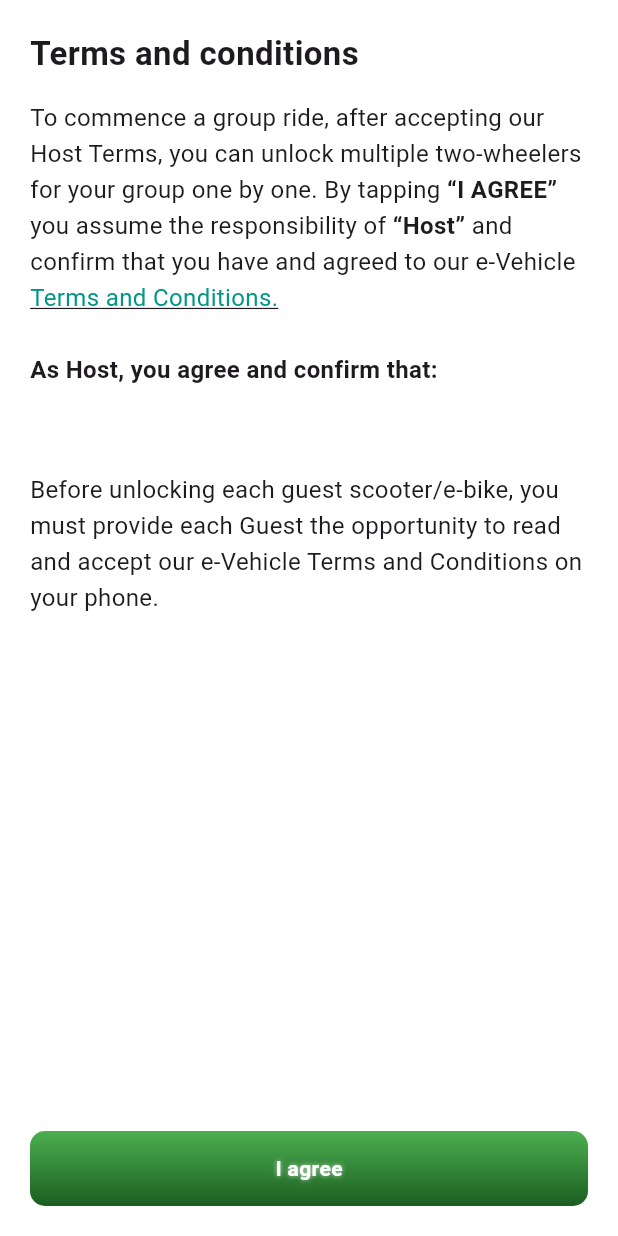
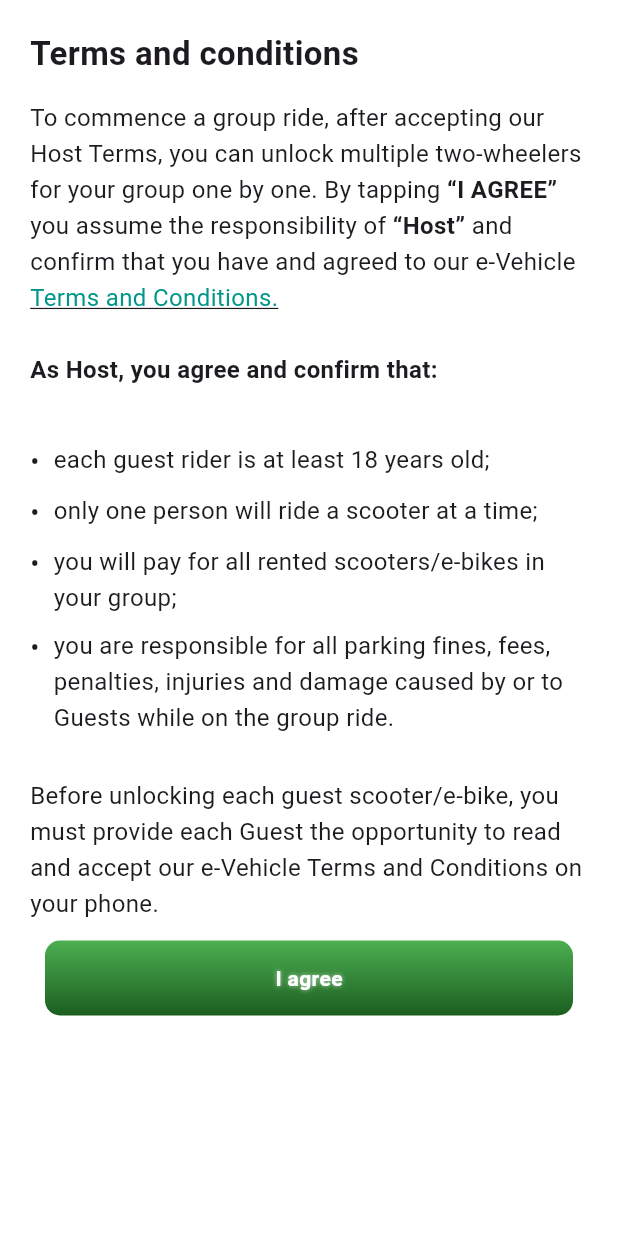
Before and after one commit to zulfiqaralihunzai05/islamic_app, a Flutter app: the TermAndConditions screen opened directly, on a phone screen of 412 x 824 dp. Run offline on Flutter 3.47's test engine with Material 3 defaults, Android fonts, the light colour scheme and no system bars.

Commit message:
Login Screen

```diff
--- /dev/null
+++ b/lib/common/widgets/bulletpoint.dart
@@ -0,0 +1,25 @@
+import 'package:flutter/cupertino.dart';
+
+class BulletPoint extends StatelessWidget {
+  final String text;
+  const BulletPoint(this.text);
+
+  @override
+  Widget build(BuildContext context) {
+    return Padding(
+      padding: const EdgeInsets.only(bottom: 8),
+      child: Row(
+        crossAxisAlignment: CrossAxisAlignment.start,
+        children: [
+          Text("•  ", style: TextStyle(fontSize: 18)),
+          Expanded(
+            child: Text(
+              text,
+              style: TextStyle(fontSize: 16, height: 1.5),
+            ),
+          )
+        ],
+      ),
+    );
+  }
+}
--- a/lib/common/widgets/login_button.dart
+++ b/lib/common/widgets/login_button.dart
@@ -3,14 +3,19 @@ import 'package:flutter/material.dart';
 
 class button1 extends StatelessWidget {
   final String textLabel;
+  final VoidCallback onTap;
   const button1({
     super.key,
-    required this.textLabel,
+    required this.textLabel, required this.onTap,
   });
 
   @override
   Widget build(BuildContext context) {
-    return Container(
+    return GestureDetector(
+      onTap: onTap,
+      child: Padding(
+        padding: const EdgeInsets.symmetric(horizontal: 10, vertical: 12),
+        child: Container(
           height: 50,
           width: 250,
           decoration: BoxDecoration(
@@ -37,6 +42,8 @@ class button1 extends StatelessWidget {
               ),
             ),
           ),
+        ),
+      ),
     );
   }
 }
--- a/lib/main.dart
+++ b/lib/main.dart
@@ -1,4 +1,5 @@
 import 'package:flutter/material.dart';
+import 'package:islamic_app/presentation/screen/Auth/View/forget_password_screen.dart';
 import 'package:islamic_app/presentation/screen/Auth/View/login_screen.dart';
 import 'package:islamic_app/presentation/screen/Auth/View/register_screen.dart';
 import 'package:islamic_app/presentation/screen/Auth/View/term_and_conditions.dart';
@@ -22,7 +23,7 @@ class MyApp extends StatelessWidget {
         colorScheme: ColorScheme.fromSeed(seedColor: Colors.deepPurple),
         useMaterial3: true,
       ),
-      home: const TermAndConditions(),
+      home: const  LoginScreen(),
     );
   }
 }
--- a/lib/presentation/screen/Auth/View/term_and_conditions.dart
+++ b/lib/presentation/screen/Auth/View/term_and_conditions.dart
@@ -1,5 +1,6 @@
 import 'package:flutter/material.dart';
 
+import '../../../../common/widgets/bulletpoint.dart';
 import '../../../../common/widgets/login_button.dart';
 class TermAndConditions extends StatelessWidget {
   const TermAndConditions({super.key});
@@ -7,10 +8,12 @@ class TermAndConditions extends StatelessWidget {
   @override
   Widget build(BuildContext context) {
     return Scaffold(
+
       backgroundColor: Colors.white,
       body: SafeArea(
         child: Padding(
           padding: const EdgeInsets.all(20),
+          child: SingleChildScrollView(
             child: Column(
               crossAxisAlignment: CrossAxisAlignment.start,
               children: [
@@ -59,27 +62,32 @@ class TermAndConditions extends StatelessWidget {
                   style: TextStyle(fontSize: 16, height: 1.5),
                 ),
                 SizedBox(height: 12),
-              // BulletPoint("each guest rider is at least 18 years old;"),
-              // BulletPoint("only one person will ride a scooter at a time;"),
-              // BulletPoint("you will pay for all rented scooters/e-bikes in your group;"),
-              // BulletPoint(
-              //     "you are responsible for all parking fines, fees, penalties, injuries and damage caused by or to Guests while on the group ride."),
+                BulletPoint("each guest rider is at least 18 years old;"),
+                BulletPoint("only one person will ride a scooter at a time;"),
+                BulletPoint("you will pay for all rented scooters/e-bikes in your group;"),
+                BulletPoint(
+                    "you are responsible for all parking fines, fees, penalties, injuries and damage caused by or to Guests while on the group ride."),
                 SizedBox(height: 20),
                 Text(
                   "Before unlocking each guest scooter/e-bike, you must provide each Guest the opportunity to read and accept our e-Vehicle Terms and Conditions on your phone.",
                   style: TextStyle(fontSize: 16, height: 1.5),
                 ),
-              Spacer(),
                 SizedBox(
                   width:double.infinity,
                   child: button1(
-                  textLabel: 'I agree',
+                    textLabel: 'I agree', onTap: () {
+                    Navigator.push(
+                      context,
+                      MaterialPageRoute(builder: (context) => const TermAndConditions()),
+                    );
+                  },
                   ),
                 ),
               ],
             ),
           ),
         ),
+      ),
     );
   }
 }
```
Also changed, not shown: lib/common/widgets/email_text_field.dart (+9 -6 lines), lib/common/widgets/register_now_text.dart (+7 -4 lines), lib/presentation/screen/Auth/View/code_screen.dart (added, +14 -0 lines), lib/presentation/screen/Auth/View/forget_password_screen.dart (added, +53 -0 lines), lib/presentation/screen/Auth/View/homescreen.dart (added, +15 -0 lines), lib/presentation/screen/Auth/View/login_screen.dart (+24 -6 lines), lib/presentation/screen/Auth/View/register_screen.dart (+18 -9 lines), 4 other files. Lines whose indentation alone changed are shown as unchanged.
